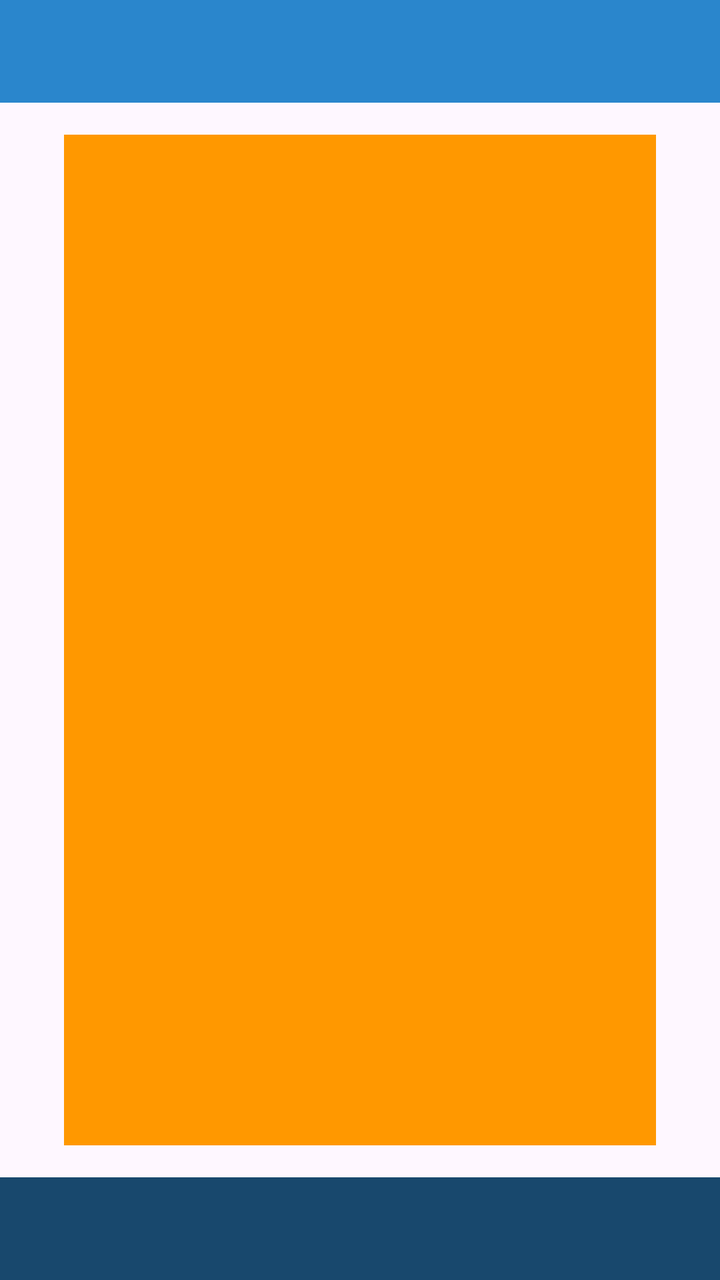
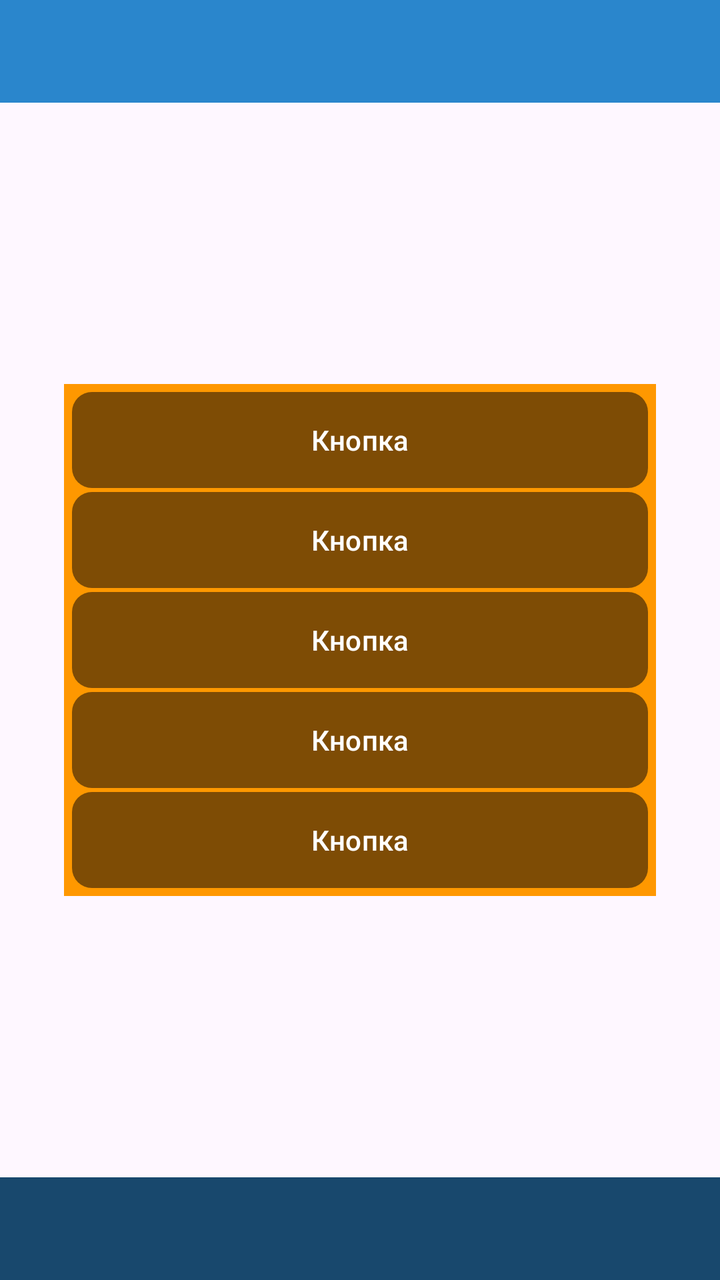

The first picture is an Android layout as it rendered before a commit; the second is the same layout after the commit. The layout source and the unified diff follow.
<!-- AndroidManifest.xml: application theme Theme.CinemaSearch -->
<!-- res/layout/activity_main.xml -->
<?xml version="1.0" encoding="utf-8"?>
<androidx.constraintlayout.widget.ConstraintLayout xmlns:android="http://schemas.android.com/apk/res/android"
    xmlns:app="http://schemas.android.com/apk/res-auto"
    xmlns:tools="http://schemas.android.com/tools"
    android:layout_width="match_parent"
    android:layout_height="match_parent"
    tools:context=".MainActivity">

    <androidx.constraintlayout.widget.Guideline
        android:id="@+id/guideline_top_bar"
        android:layout_width="match_parent"
        android:layout_height="wrap_content"
        android:orientation="horizontal"
        app:layout_constraintGuide_percent="0.08" />

    <androidx.constraintlayout.widget.Guideline
        android:id="@+id/guideline_bottom_bar"
        android:layout_width="match_parent"
        android:layout_height="wrap_content"
        android:orientation="horizontal"
        app:layout_constraintGuide_percent="0.92" />

    <FrameLayout
        android:id="@+id/top_bar"
        android:layout_width="0dp"
        android:layout_height="0dp"
        android:background="@color/top_bar"
        app:layout_constraintBottom_toTopOf="@id/guideline_top_bar"
        app:layout_constraintEnd_toEndOf="parent"
        app:layout_constraintStart_toStartOf="parent"
        app:layout_constraintTop_toTopOf="parent" />

    <FrameLayout
        android:id="@+id/bottom_bar"
        android:layout_width="0dp"
        android:layout_height="0dp"
        android:background="@color/bottom_bar"
        app:layout_constraintBottom_toBottomOf="parent"
        app:layout_constraintEnd_toEndOf="parent"
        app:layout_constraintStart_toStartOf="parent"
        app:layout_constraintTop_toBottomOf="@id/guideline_bottom_bar" />

    <LinearLayout
        android:id="@+id/container_buttons"
        android:layout_width="0dp"
        android:layout_height="0dp"
        android:layout_marginHorizontal="32dp"
        android:layout_marginVertical="16dp"
        android:background="@color/container_buttons"
        android:orientation="vertical"
        app:layout_constraintBottom_toTopOf="@id/bottom_bar"
        app:layout_constraintEnd_toEndOf="parent"
        app:layout_constraintStart_toStartOf="parent"
        app:layout_constraintTop_toBottomOf="@id/top_bar" />

</androidx.constraintlayout.widget.ConstraintLayout>
<!-- resources referenced by this layout -->
<resources>
  <color name="bottom_bar">#18486D</color>
  <color name="container_buttons">#FF9800</color>
  <color name="top_bar">#2A86CC</color>
  <style name="Theme.CinemaSearch" parent="Base.Theme.CinemaSearch" />
  <style name="Base.Theme.CinemaSearch" parent="Theme.Material3.DayNight.NoActionBar">
          
          
      </style>
</resources>

<!-- the commit's change to res/layout/activity_main.xml (unified diff, before → after) -->
@@ -48,9 +48,57 @@
         android:layout_marginVertical="16dp"
         android:background="@color/container_buttons"
         android:orientation="vertical"
+        android:padding="4dp"
         app:layout_constraintBottom_toTopOf="@id/bottom_bar"
         app:layout_constraintEnd_toEndOf="parent"
+        app:layout_constraintHeight_default="wrap"
         app:layout_constraintStart_toStartOf="parent"
-        app:layout_constraintTop_toBottomOf="@id/top_bar" />
+        app:layout_constraintTop_toBottomOf="@id/top_bar">
+
+        <Button
+            android:id="@+id/button1"
+            android:layout_width="match_parent"
+            android:layout_height="wrap_content"
+            android:background="@drawable/button_shape"
+            android:text="@string/button_placeholder"
+            app:backgroundTint="@null" />
+
+        <Button
+            android:id="@+id/button2"
+            android:layout_width="match_parent"
+            android:layout_height="wrap_content"
+            android:layout_marginTop="2dp"
+            android:background="@drawable/button_shape"
+            android:text="@string/button_placeholder"
+            app:backgroundTint="@null" />
+
+        <Button
+            android:id="@+id/button3"
+            android:layout_width="match_parent"
+            android:layout_height="wrap_content"
+            android:layout_marginTop="2dp"
+            android:background="@drawable/button_shape"
+            android:text="@string/button_placeholder"
+            app:backgroundTint="@null" />
+
+        <Button
+            android:id="@+id/button4"
+            android:layout_width="match_parent"
+            android:layout_height="wrap_content"
+            android:layout_marginTop="2dp"
+            android:background="@drawable/button_shape"
+            android:text="@string/button_placeholder"
+            app:backgroundTint="@null" />
+
+        <Button
+            android:id="@+id/button5"
+            android:layout_width="match_parent"
+            android:layout_height="wrap_content"
+            android:layout_marginTop="2dp"
+            android:background="@drawable/button_shape"
+            android:text="@string/button_placeholder"
+            app:backgroundTint="@null" />
+
+    </LinearLayout>
 
 </androidx.constraintlayout.widget.ConstraintLayout>
<!-- resource entries referenced after the edit -->
@@ -3,7 +3,16 @@
   <color name="bottom_bar">#18486D</color>
   <color name="container_buttons">#FF9800</color>
   <color name="top_bar">#2A86CC</color>
+  <!-- drawable button_shape (drawable) -->
+  <?xml version="1.0" encoding="utf-8"?>
+  <shape xmlns:android="http://schemas.android.com/apk/res/android"
+      android:shape="rectangle">
+      <solid android:color="@color/buttons_main" />
+      <corners android:radius="10dp" />
+  </shape>
+  <string name="button_placeholder">Кнопка</string>
   <style name="Theme.CinemaSearch" parent="Base.Theme.CinemaSearch" />
+  <color name="buttons_main">#7E4C05</color>
   <style name="Base.Theme.CinemaSearch" parent="Theme.Material3.DayNight.NoActionBar">
           
           
